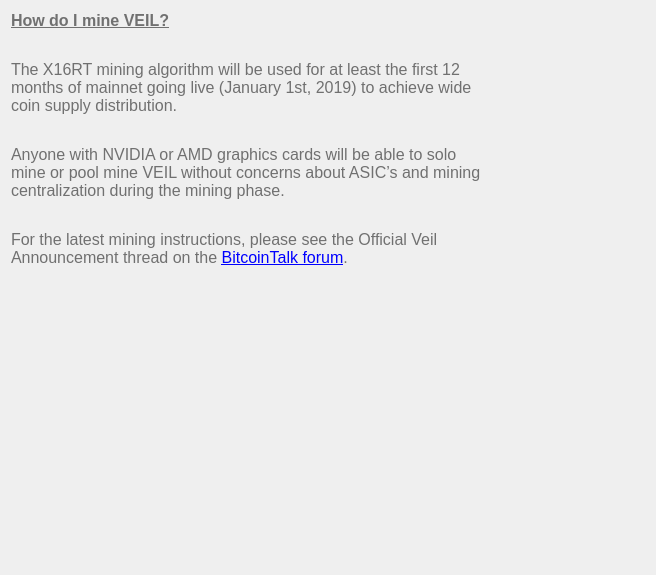
This is src/qt/veil/forms/settingsfaq09.ui in Veil-Project/veil as Qt 5 draws it before an edit. The edited form follows.
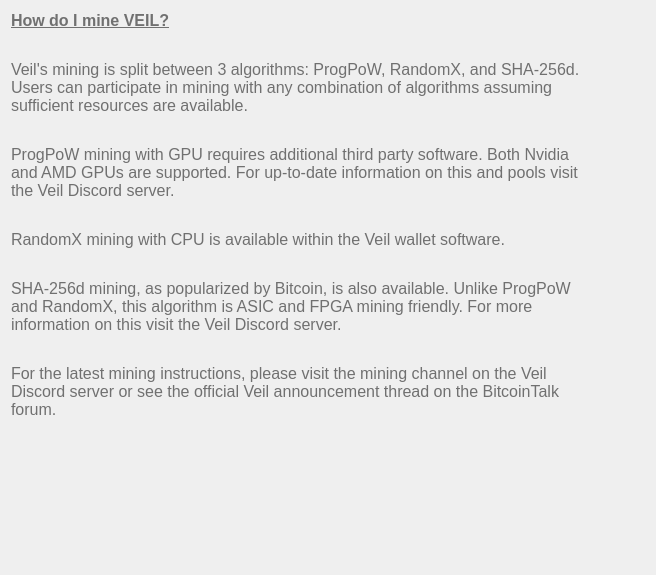
This is the edited form.

```diff
--- a/src/qt/veil/forms/settingsfaq09.ui
+++ b/src/qt/veil/forms/settingsfaq09.ui
@@ -33,7 +33,7 @@
       <string notr="true">font-weight:200;</string>
      </property>
      <property name="text">
-      <string>&lt;html&gt;&lt;head/&gt;&lt;body&gt;&lt;p&gt;&lt;span style=&quot;font-weight:600; text-decoration: underline;&quot;&gt;How do I mine VEIL?&lt;/span&gt;&lt;/p&gt;&lt;p&gt;&lt;span&gt;&lt;br/&gt;The X16RT mining algorithm will be used for at least the first 12 months of mainnet going live (January 1st, 2019) to achieve wide coin supply distribution.&lt;/span&gt;&lt;/p&gt;&lt;p&gt;&lt;br/&gt;&lt;span&gt;Anyone with NVIDIA or AMD graphics cards will be able to solo mine or pool mine VEIL without concerns about ASIC’s and mining centralization during the mining phase.&lt;/span&gt;&lt;/p&gt;&lt;p&gt;&lt;br/&gt;&lt;span&gt;For the latest mining instructions, please see the Official Veil Announcement thread on the &lt;/span&gt;&lt;a target=&quot;_blank&quot; href=&quot;https://bitcointalk.org/index.php?topic=5065331.0&quot;&gt;&lt;span style=&quot; text-decoration: underline; color:#0000ff;&quot;&gt;BitcoinTalk forum&lt;/span&gt;&lt;/a&gt;&lt;span&gt;. &lt;/span&gt;&lt;/p&gt;&lt;/body&gt;&lt;/html&gt;</string>
+      <string>&lt;html&gt;&lt;head/&gt;&lt;body&gt;&lt;p&gt;&lt;span style=&quot;font-weight:600; text-decoration: underline;&quot;&gt;How do I mine VEIL?&lt;/span&gt;&lt;/p&gt;&lt;p&gt;&lt;span&gt;&lt;br/&gt;Veil's mining is split between 3 algorithms: ProgPoW, RandomX, and SHA-256d. Users can participate in mining with any combination of algorithms assuming sufficient resources are available.&lt;/span&gt;&lt;/p&gt;&lt;p&gt;&lt;br/&gt;&lt;span&gt;ProgPoW mining with GPU requires additional third party software. Both Nvidia and AMD GPUs are supported. For up-to-date information on this and pools visit the Veil Discord server.&lt;/span&gt;&lt;/p&gt;&lt;p&gt;&lt;br/&gt;&lt;span&gt;RandomX mining with CPU is available within the Veil wallet software.&lt;/span&gt;&lt;/p&gt;&lt;p&gt;&lt;br/&gt;&lt;span&gt;SHA-256d mining, as popularized by Bitcoin, is also available. Unlike ProgPoW and RandomX, this algorithm is ASIC and FPGA mining friendly. For more information on this visit the Veil Discord server.&lt;/span&gt;&lt;/p&gt;&lt;p&gt;&lt;br/&gt;&lt;span&gt;For the latest mining instructions, please visit the mining channel on the Veil Discord server or see the official Veil announcement thread on the BitcoinTalk forum.</string>
      </property>
      <property name="alignment">
       <set>Qt::AlignLeading|Qt::AlignLeft|Qt::AlignTop</set>
```
